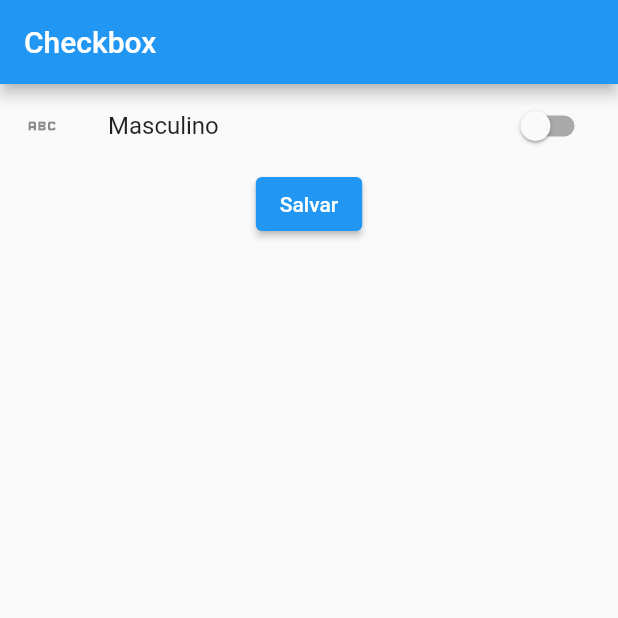
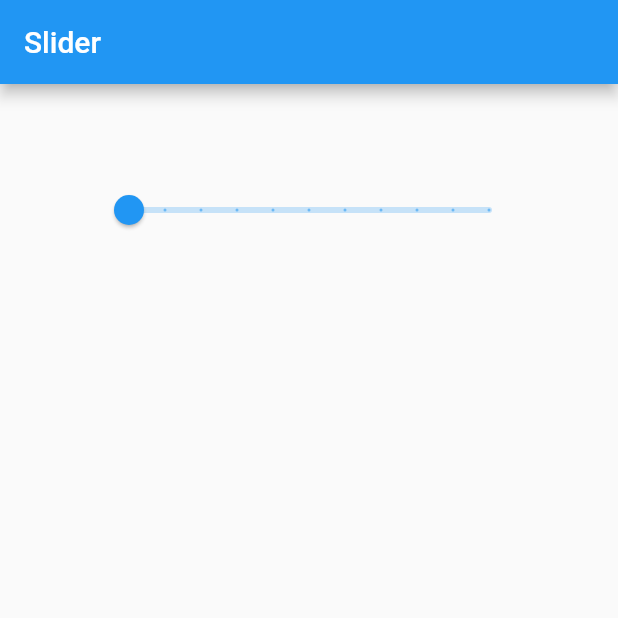
Before and after one commit to Mynameisjohndev/flutterStudying, a Flutter app: the screen it shows after launch, on a phone screen of 412 x 824 dp, the top half of it. Run offline on Flutter 3.47's test engine with Material 2 defaults, Android fonts, the phone set to English and light mode, and no system bars.

Commit message:
Using slider

```diff
--- a/third_app/lib/main.dart
+++ b/third_app/lib/main.dart
@@ -2,13 +2,14 @@ import 'package:flutter/material.dart';
 import 'package:third_app/checkbox.dart';
 import 'package:third_app/home.dart';
 import 'package:third_app/radioButton.dart';
+import 'package:third_app/slider.dart';
 import 'package:third_app/switch.dart';
 
 void main() {
   runApp(
     MaterialApp(
       debugShowCheckedModeBanner: false,
-      home: MySwitch(),
+      home: MySlider(),
     )
   );
 }
--- /dev/null
+++ b/third_app/lib/slider.dart
@@ -0,0 +1,39 @@
+import 'package:flutter/material.dart';
+
+class MySlider extends StatefulWidget {
+  @override
+  State<MySlider> createState() => _MySliderState();
+}
+
+class _MySliderState extends State<MySlider> {
+
+  double selectadValue = 0;
+  String label = "";
+
+  @override
+  Widget build(BuildContext context) {
+    return Scaffold(
+      appBar: AppBar(
+        title: Text("Slider"),
+      ),
+      body: Container(
+        padding: EdgeInsets.all(60),
+        child: Column(children: <Widget>[
+          Slider(
+            label: label,
+            divisions: 10,
+            value: selectadValue,
+            min: 0,
+            max: 10,
+            onChanged: (double? value){
+              setState(() {
+                selectadValue = value!;
+                label = "Valor selecionado" + value.toString();
+              });
+            },
+          )
+        ]),
+      ),
+    );
+  }
+}
```
